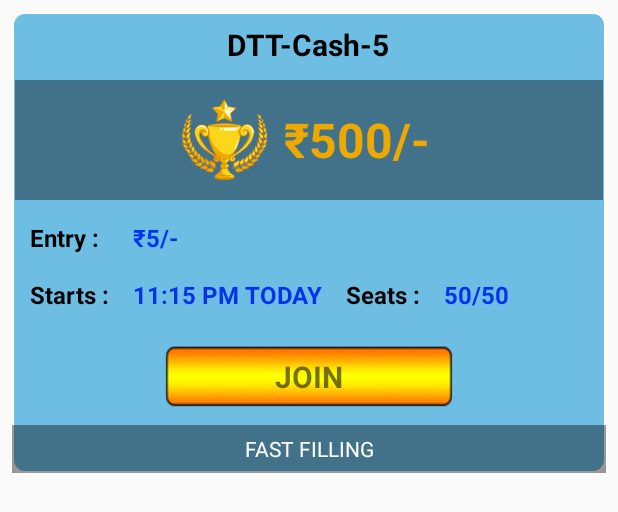
After one commit to deepu0520/Tambola, an Android app: the layout cardview_tournament_item.xml on its own in the app's theme, with its tools: preview values and no code run, on a phone screen of 412 x 824 dp. The commit adds this screen. Shown: the top 512 px of the screen. Run offline under Robolectric (Android 15) with nearby library versions, the phone set to English and light mode, and no system bars.

Commit message:
tournament commit

```diff
--- /dev/null
+++ b/app/src/main/java/com/newitzone/tambola/adapter/TournamentAdapter.kt
@@ -0,0 +1,31 @@
+package com.newitzone.tambola.adapter
+import android.content.Context
+import android.view.LayoutInflater
+import android.view.View
+import android.view.ViewGroup
+import androidx.recyclerview.widget.RecyclerView
+import com.newitzone.tambola.R
+import kotlinx.android.synthetic.main.cardview_tournament_item.view.*
+
+class TournamentAdapter(val items : List<String>, val context: Context) : RecyclerView.Adapter<ViewHolder>() {
+
+    // Gets the number of animals in the list
+    override fun getItemCount(): Int {
+        return items.size
+    }
+
+    // Inflates the item views
+    override fun onCreateViewHolder(parent: ViewGroup, viewType: Int): ViewHolder {
+        return ViewHolder(LayoutInflater.from(context).inflate(R.layout.cardview_tournament_item, parent, false))
+    }
+
+    // Binds each animal in the ArrayList to a view
+    override fun onBindViewHolder(holder: ViewHolder, position: Int) {
+        holder?.tvPrizeAmt?.text = ""+items.get(position)
+    }
+}
+
+class ViewHolder (view: View) : RecyclerView.ViewHolder(view) {
+        // Holds the TextView that will add each animal to
+        val tvPrizeAmt = view.text_tournament_prize_amt
+}
--- a/app/src/main/java/com/newitzone/tambola/dialog/TournamentGamesDialog.kt
+++ b/app/src/main/java/com/newitzone/tambola/dialog/TournamentGamesDialog.kt
@@ -10,6 +10,7 @@ import android.widget.ImageView
 import androidx.fragment.app.DialogFragment
 import androidx.fragment.app.FragmentTransaction
 import androidx.recyclerview.widget.GridLayoutManager
+import androidx.recyclerview.widget.LinearLayoutManager
 import androidx.recyclerview.widget.RecyclerView
 import butterknife.BindView
 import butterknife.ButterKnife
@@ -18,6 +19,7 @@ import com.mod.rdpindia.ui.utils.RecyclerItemClickListenr
 import com.newitzone.tambola.PlayActivity
 import com.newitzone.tambola.R
 import com.newitzone.tambola.adapter.PriceAdapter
+import com.newitzone.tambola.adapter.TournamentAdapter
 
 class TournamentGamesDialog : DialogFragment() {
 
@@ -47,9 +49,9 @@ class TournamentGamesDialog : DialogFragment() {
         ButterKnife.bind(this, view)
         // Initializing an empty ArrayList to be filled with items
         val menuList: List<String> = resources.getStringArray(R.array.price_list).asList()
-        val adapter = PriceAdapter(menuList,context)
+        val adapter = TournamentAdapter(menuList,context)
         var recycler_view = view.findViewById(R.id.recycler_view) as RecyclerView
-        recycler_view.layoutManager = GridLayoutManager(context,3)
+        recycler_view.layoutManager = LinearLayoutManager(context,LinearLayoutManager.HORIZONTAL,false)
         recycler_view.adapter = adapter
         recycler_view.addOnItemTouchListener(RecyclerItemClickListenr(context, recycler_view, object : RecyclerItemClickListenr.OnItemClickListener {
 
--- /dev/null
+++ b/app/src/main/res/layout/cardview_tournament_item.xml
@@ -0,0 +1,139 @@
+<?xml version="1.0" encoding="utf-8"?>
+<RelativeLayout xmlns:android="http://schemas.android.com/apk/res/android"
+    android:layout_width="match_parent"
+    android:layout_height="wrap_content"
+    android:layout_margin="8dp"
+    android:background="@drawable/round_corner"
+    android:gravity="center">
+    <LinearLayout
+        android:layout_width="match_parent"
+        android:layout_height="wrap_content"
+        android:orientation="vertical"
+        android:gravity="center_horizontal">
+        <TextView
+            android:id="@+id/text_title"
+            android:layout_width="wrap_content"
+            android:layout_height="wrap_content"
+            android:layout_centerInParent="true"
+            android:text="DTT-Cash-5"
+            android:textSize="20sp"
+            android:textStyle="bold"
+            android:padding="8dp"
+            android:textColor="@android:color/black"/>
+        <LinearLayout
+            android:layout_width="match_parent"
+            android:layout_height="wrap_content"
+            android:orientation="horizontal"
+            android:layout_margin="2dp"
+            android:padding="8dp"
+            android:background="@color/black_overlay"
+            android:gravity="center_horizontal">
+            <ImageView
+                android:layout_width="64dp"
+                android:layout_height="64dp"
+                android:src="@drawable/ic_trophy"/>
+            <TextView
+                android:id="@+id/text_tournament_prize_amt"
+                android:layout_width="wrap_content"
+                android:layout_height="match_parent"
+                android:gravity="center"
+                android:text="@string/txt_prize_amt"
+                android:textSize="32sp"
+                android:textStyle="bold"
+                android:padding="8dp"
+                android:textColor="@color/color_yellow"/>
+        </LinearLayout>
+        <TableLayout
+            android:layout_width="match_parent"
+            android:layout_height="wrap_content"
+            android:layout_margin="4dp"
+            android:orientation="vertical">
+            <TableRow android:layout_width="match_parent"
+                android:layout_height="wrap_content">
+                <TextView
+                    android:layout_width="wrap_content"
+                    android:layout_height="wrap_content"
+                    android:text="@string/txt_entry"
+                    android:textSize="16sp"
+                    android:textStyle="bold"
+                    android:padding="8dp"
+                    android:layout_column="1"
+                    android:textColor="@android:color/black"/>
+                <TextView
+                    android:id="@+id/text_entry_fee"
+                    android:layout_width="wrap_content"
+                    android:layout_height="wrap_content"
+                    android:text="@string/txt_entry_amt"
+                    android:textSize="16sp"
+                    android:textStyle="bold"
+                    android:padding="8dp"
+                    android:layout_column="2"
+                    android:textColor="@color/color_blue"/>
+            </TableRow>
+            <TableRow android:layout_width="match_parent"
+                android:layout_height="wrap_content">
+                <TextView
+                    android:layout_width="wrap_content"
+                    android:layout_height="wrap_content"
+                    android:text="@string/txt_start"
+                    android:textSize="16sp"
+                    android:textStyle="bold"
+                    android:padding="8dp"
+                    android:layout_column="1"
+                    android:textColor="@android:color/black"/>
+                <TextView
+                    android:id="@+id/text_start_datetime"
+                    android:layout_width="wrap_content"
+                    android:layout_height="wrap_content"
+                    android:text="@string/txt_start_date_time"
+                    android:textSize="16sp"
+                    android:textStyle="bold"
+                    android:padding="8dp"
+                    android:layout_column="2"
+                    android:textColor="@color/color_blue"/>
+                <TextView
+                    android:layout_width="wrap_content"
+                    android:layout_height="wrap_content"
+                    android:text="@string/txt_seats"
+                    android:textSize="16sp"
+                    android:textStyle="bold"
+                    android:padding="8dp"
+                    android:layout_column="1"
+                    android:textColor="@android:color/black"/>
+                <TextView
+                    android:id="@+id/text_seats_count"
+                    android:layout_width="wrap_content"
+                    android:layout_height="wrap_content"
+                    android:text="@string/txt_seats_count"
+                    android:textSize="16sp"
+                    android:textStyle="bold"
+                    android:padding="8dp"
+                    android:layout_column="2"
+                    android:textColor="@color/color_blue"/>
+            </TableRow>
+        </TableLayout>
+        <TextView
+            android:layout_width="192dp"
+            android:layout_height="56dp"
+            android:background="@drawable/ic_btn_bg"
+            android:text="@string/txt_join"
+            android:gravity="center"
+            android:textStyle="bold"
+            android:textSize="20sp"
+            android:layout_margin="4dp"/>
+        <LinearLayout
+            android:layout_width="match_parent"
+            android:layout_height="32dp"
+            android:orientation="horizontal"
+            android:background="@color/black_overlay"
+            android:gravity="center">
+            <TextView
+                android:layout_width="wrap_content"
+                android:layout_height="wrap_content"
+                android:text="@string/txt_fast_filling"
+                android:textColor="@color/color_white"
+                android:gravity="center"
+                android:textSize="14sp"/>
+        </LinearLayout>
+    </LinearLayout>
+</RelativeLayout>
--- a/app/src/main/res/values/colors.xml
+++ b/app/src/main/res/values/colors.xml
@@ -5,5 +5,8 @@
     <color name="colorAccent">#D81B60</color>
 
     <color name="black_overlay">#66000000</color>
+    <color name="color_white">#FFFF</color>
     <color name="light_green">#a9df59</color>
+    <color name="color_yellow">#eda900</color>
+    <color name="color_blue">#0033ED</color>
 </resources>
--- a/app/src/main/res/values/strings.xml
+++ b/app/src/main/res/values/strings.xml
@@ -19,6 +19,19 @@
     <string name="txt_amt_hint">(₹25 to ₹25000)</string>
     <string name="txt_promo_code">Having A Promo Code?</string>
     <string name="txt_view_offers">View Offers</string>
+    <string name="txt_prize_amt">₹500/-</string>
+    <string name="txt_entry">Entry : </string>
+    <string name="txt_entry_amt">₹5/-</string>
+    <string name="txt_start">Starts : </string>
+    <string name="txt_start_date_time">11:15 PM TODAY</string>
+    <string name="txt_seats">Seats : </string>
+    <string name="txt_seats_count">50/50</string>
+    <string name="txt_join">JOIN</string>
+    <string name="txt_wait_list">WAITLIST</string>
+    <string name="txt_fast_filling">FAST FILLING</string>
+
+
+
 
     <string name="points_tambola">Points\nTambola</string>
     <string name="deals_tambola">Deals\nTambola</string>
```
Also changed, not shown: app/src/main/res/drawable/ic_trophy.png (added).
